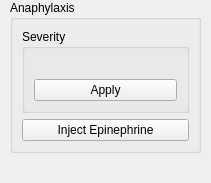
cnsuhao/explorer, file AnaphylaxisShowcase.ui: the form before one commit.
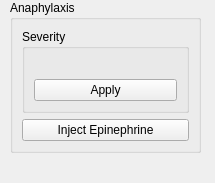
The form after the commit. Custom widgets are drawn as their Qt base class.

```diff
--- a/AnaphylaxisShowcase.ui
+++ b/AnaphylaxisShowcase.ui
@@ -6,10 +6,22 @@
    <rect>
     <x>0</x>
     <y>0</y>
-    <width>211</width>
+    <width>215</width>
     <height>183</height>
    </rect>
   </property>
+  <property name="minimumSize">
+   <size>
+    <width>215</width>
+    <height>38</height>
+   </size>
+  </property>
+  <property name="maximumSize">
+   <size>
+    <width>215</width>
+    <height>524287</height>
+   </size>
+  </property>
   <property name="windowTitle">
    <string>DockWidget</string>
   </property>
```
